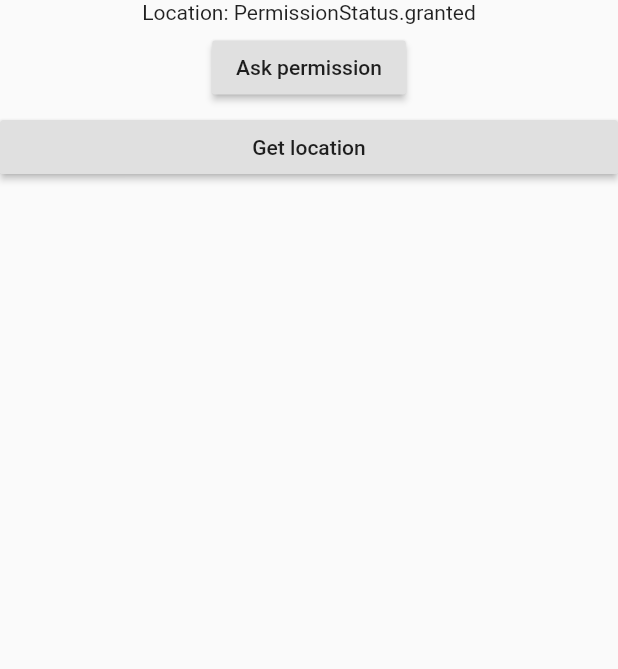
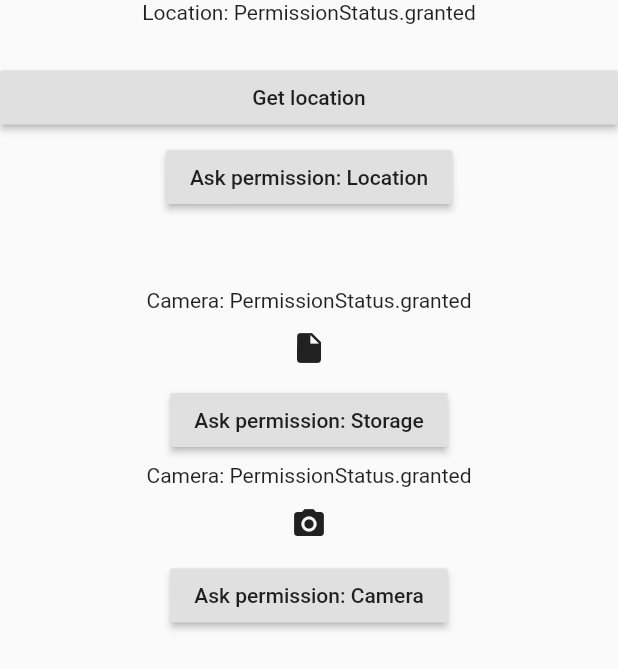
Before and after one commit to GeekFreakInk/Project-Alpha, a Flutter app: the Courses screen opened directly, after a tap on "Get location", on a phone screen of 412 x 824 dp. Shown: the top 669 px of the screen. Run offline on Flutter 3.47's test engine with Material 2 defaults, Android fonts, the phone set to English and light mode, and no system bars; our stand-ins replace firebase_auth, firebase_messaging, geolocator, google_sign_in, image_picker, permission_handler and 3 more; missing offline and left inert: postgres; accounts and stored records are empty.

Commit message:
FLUTTER TEMPLATE V1

```diff
--- a/lib/screens/home/containers/courses.dart
+++ b/lib/screens/home/containers/courses.dart
@@ -1,7 +1,10 @@
+
+import 'dart:io';
 import 'package:flutter/cupertino.dart';
 import 'package:flutter/material.dart';
 import 'package:geolocator/geolocator.dart';
 import 'package:permission_handler/permission_handler.dart';
+import 'package:image_picker/image_picker.dart';
 
 class Courses extends StatefulWidget{
 
@@ -10,18 +13,41 @@ class Courses extends StatefulWidget{
 }
 
 class _CoursesState extends State<Courses>{
-  PermissionStatus _status;
+
+  bool result = false;
+
+  //Location
+  PermissionStatus _statusLocation;
   Position _currentPosition;
-  String userEmail;
-  String uid;
-  bool isAdmin = false;
-  bool result = false;
+
+
+  //Camera
+  PermissionStatus _statusCamera;
+  PermissionStatus _statusStorage;
+  File _image;
+
+  Future getImage(bool isCamera) async{
+    File image;
+    if(isCamera){
+      image = await ImagePicker.pickImage(source: ImageSource.camera);
+    }else{
+      image = await ImagePicker.pickImage(source: ImageSource.gallery);
+    }
+
+    setState((){
+      _image = image;
+    });
+  }
+
+
 
 
   @override
   void initState() {
     super.initState();
-    PermissionHandler().checkPermissionStatus(PermissionGroup.locationWhenInUse).then(_updateStatus);
+    PermissionHandler().checkPermissionStatus(PermissionGroup.locationWhenInUse).then(_updateStatusLocation);
+    PermissionHandler().checkPermissionStatus(PermissionGroup.camera).then(_updateStatusCamera);
+    PermissionHandler().checkPermissionStatus(PermissionGroup.storage).then(_updateStatusStorage);
   }
 
   @override
@@ -40,10 +66,9 @@ class _CoursesState extends State<Courses>{
     return Scaffold(
       body: ListView(
             children: <Widget>[
-              Center(child: SafeArea(child: Text("Location: $_status"),)),
-              SizedBox(height: 5),
-              Center(child: RaisedButton(child: Text("Ask permission"), onPressed: _askPermission,)),
-              SizedBox(height: 5),
+              //Location permission
+              Center(child: SafeArea(child: Text("Location: $_statusLocation"),)),
+              SizedBox(height: 25),
               if (_currentPosition != null)
                 Center(child:Text(
                   "LAT: ${_currentPosition.latitude}, LNG: ${_currentPosition.longitude}"),),
@@ -52,28 +77,51 @@ class _CoursesState extends State<Courses>{
                   onPressed: () {
                     _getCurrentLocation();
                   }),
+              SizedBox(height: 5),
+              Center(child: RaisedButton(child: Text("Ask permission: Location"), onPressed: _askPermissionLocation,)),
+              SizedBox(height: 50),
+              //camera permissions
+              Center(child: SafeArea(child: Text("Camera: $_statusStorage"),)),
+              Center(child: IconButton(icon: Icon(Icons.insert_drive_file),
+              onPressed: () {getImage(false);}),),
+              Center(child: RaisedButton(child: Text("Ask permission: Storage"), onPressed: _askPermissionStorage,)),
+              SizedBox(height: 5),
+              Center(child: SafeArea(child: Text("Camera: $_statusCamera"),)),
+              Center(child: IconButton(icon: Icon(Icons.camera_alt),
+              onPressed: () {getImage(true);},),),
+              Center(child: RaisedButton(child: Text("Ask permission: Camera"), onPressed: _askPermissionCamera,)),
+              SizedBox(height: 25),
+              _image == null? Container () : Image.file(_image, height: 300.0, width: 300.0,),
             ]
         ));
     }
-
-    void _updateStatus(PermissionStatus status){
-        if(status != _status){
+    //Location Permissions
+    void _updateStatusLocation(PermissionStatus status){
+        if(status != _statusLocation){
           setState(() {
-            _status = status;
+            _statusLocation = status;
           });
         }
     }
-
-    void _askPermission(){
-      PermissionHandler().requestPermissions([PermissionGroup.locationWhenInUse]).then(_onStatusRequested);
+    //This is how you can ask about permission before user utalizes the tools
+    void _askPermissionLocation(){
+      PermissionHandler().requestPermissions([PermissionGroup.locationWhenInUse]).then(_onStatusRequestedLocation);
     }
 
-    void _onStatusRequested(Map<PermissionGroup, PermissionStatus> statuses){
+    void _askPermissionCamera(){
+      PermissionHandler().requestPermissions([PermissionGroup.camera]).then(_onStatusRequestedCamera);
+    }
+
+    void _askPermissionStorage(){
+      PermissionHandler().requestPermissions([PermissionGroup.storage]).then(_onStatusRequestedStorage);
+    }
+
+    void _onStatusRequestedLocation(Map<PermissionGroup, PermissionStatus> statuses){
       final status = statuses[PermissionGroup.locationWhenInUse];
       if(status != PermissionStatus.granted){
         PermissionHandler().openAppSettings();
       }else{
-        _updateStatus(status);
+        _updateStatusLocation(status);
       }
 
     }
@@ -90,5 +138,44 @@ class _CoursesState extends State<Courses>{
       }).catchError((e){
         print(e);
       });
+  }
+
+  //Camera permissions
+
+   void _updateStatusCamera(PermissionStatus status){
+        if(status != _statusCamera){
+          setState(() {
+            _statusCamera = status;
+          });
+        }
     }
+
+    void _updateStatusStorage(PermissionStatus status){
+      if(status != _statusStorage){
+          setState(() {
+            _statusStorage = status;
+          });
+        }
+    }
+
+    void _onStatusRequestedCamera(Map<PermissionGroup, PermissionStatus> statuses){
+      final status = statuses[PermissionGroup.camera];
+      if(status != PermissionStatus.granted){
+        PermissionHandler().openAppSettings();
+      }else{
+        _updateStatusCamera(status);
+      }
+
+    }
+
+    void _onStatusRequestedStorage(Map<PermissionGroup, PermissionStatus> statuses){
+      final status = statuses[PermissionGroup.storage];
+      if(status != PermissionStatus.granted){
+        PermissionHandler().openAppSettings();
+      }else{
+        _updateStatusStorage(status);
+      }
+
+    }
+
 }
--- a/lib/screens/home/containers/home.dart
+++ b/lib/screens/home/containers/home.dart
@@ -18,14 +18,15 @@ class _HomeState extends State<Home>{
   ["Authentication", "lib/screens/authenticate/authenticate.dart"], ["Localization", "app_localization.dart"],
   ["API Calls", "lib/screens/authenticate/register.dart"],
   ["Widget repository", "lib/screens/navigationScreens/widgetsRepository.dart"],
-  ["Statefull Widgets","lib/screens/navigationScreens/settings.dart"]];
+  ["Statefull Widgets","lib/screens/navigationScreens/settings.dart"],
+  ["Shared Prefrences","lib/screens/navigationScreens/settings.dart"]];
 
   @override
   Widget build(BuildContext context){
     return  Scaffold(
       body:  GridView.count(
         crossAxisCount: 2,
-        children:  List<Widget>.generate(6, (index) {
+        children:  List<Widget>.generate(8, (index) {
           return  GridTile(
             child:  Card(
               color: Colors.deepOrange.shade400,
--- a/lib/screens/home/containers/studybuddies.dart
+++ b/lib/screens/home/containers/studybuddies.dart
@@ -5,7 +5,7 @@ class StudyBuddies extends StatelessWidget{
   @override
   Widget build(BuildContext context) {
     return Center(
-      child: Text('StudyBuddies'),
+      child: Text('The Overview button gives a list of functionality that \n most apps should provide and tells you witch file you \n can find the implementation \n \n Happy Coding!'),
     );
   }
 
--- a/lib/screens/navigationDrawer/navigationDrawer.dart
+++ b/lib/screens/navigationDrawer/navigationDrawer.dart
@@ -63,7 +63,7 @@ class NavigationDrawer extends StatelessWidget {
               ListTile(
                 leading: Icon(Icons.archive),
                 title: Text(AppLocalizations.of(context).translate("widgetsRepository_")),
-                //onTap: () { Navigator.pop(context); Navigator.pushNamed(context, widgetsRepositoryRoute);},
+                onTap: () { Navigator.pop(context); Navigator.pushNamed(context, widgetsRepositoryRoute);},
               ),
 
               ListTile(
--- a/pubspec.yaml
+++ b/pubspec.yaml
@@ -25,6 +25,7 @@ dependencies:
   webview_flutter: ^0.3.19+5
   permission_handler: '^4.2.0+hotfix.2'
   geolocator: ^5.2.0
+  image_picker:
   rflutter_alert:
   postgres: ^2.1.0
 
@@ -35,6 +36,7 @@ dependencies:
   google_sign_in: ^4.1.1
   provider: ^4.0.1
 
+  shared_preferences: ^0.5.6+1
   cupertino_icons: ^0.1.2
 
 
```
Also changed, not shown: lib/screens/navigationScreens/exploreWidgets/explore_math.dart (+23 -3 lines), lib/screens/navigationScreens/settings.dart (+38 -5 lines), lib/screens/navigationScreens/widgetsRepository.dart (+13 -4 lines), pubspec.lock, 3 other files.
